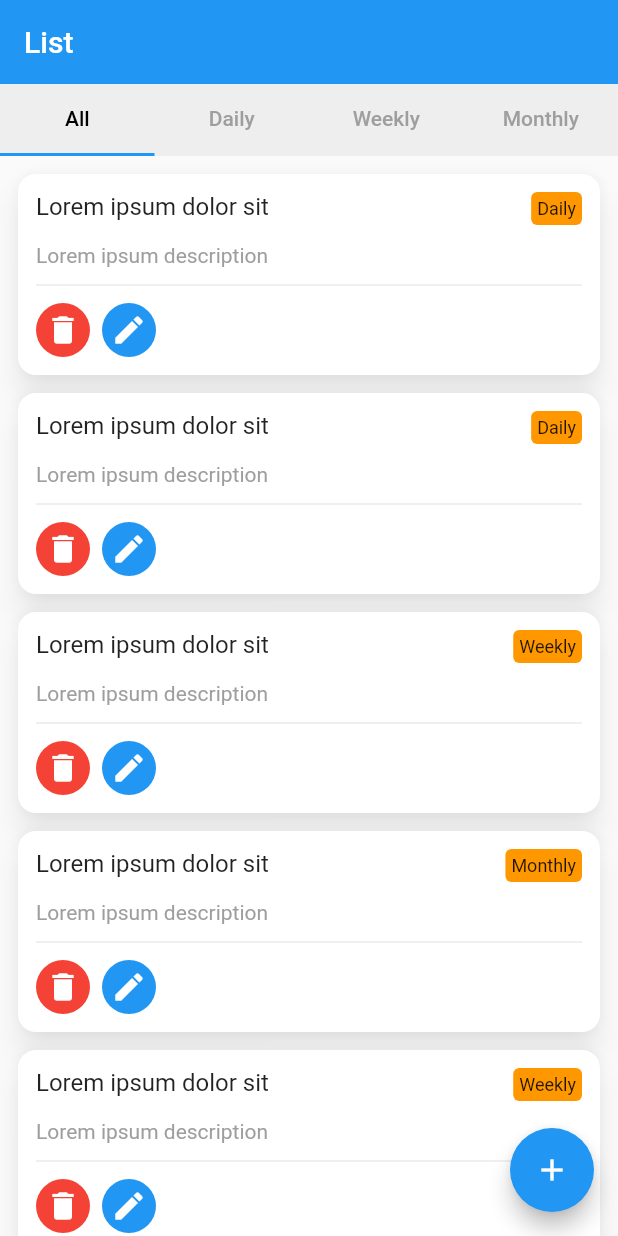
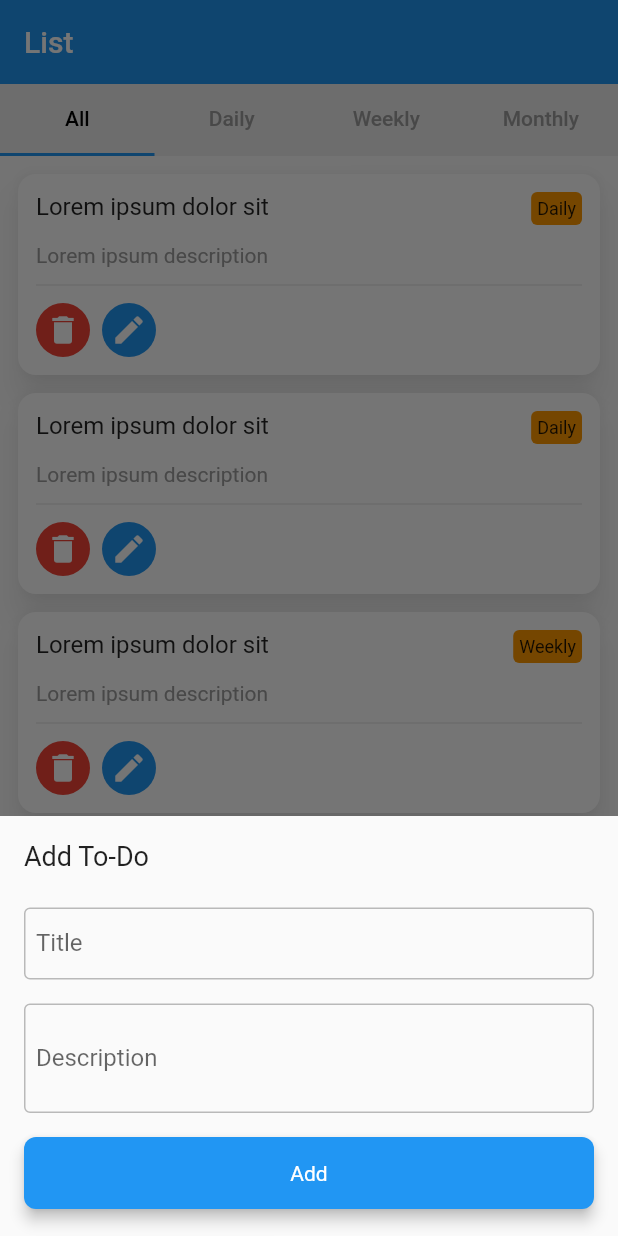
Before and after one commit to right7ctrl/taskmgr, a Flutter app: the screen it shows after launch, after a tap on the "add" icon, on a phone screen of 412 x 824 dp. Run offline on Flutter 3.47's test engine with Material 2 defaults, Android fonts, the phone set to English and light mode, and no system bars.

Commit message:
add_task.dart dev.

```diff
--- a/lib/view/add/add_task.dart
+++ b/lib/view/add/add_task.dart
@@ -0,0 +1,70 @@
+import 'package:flutter/material.dart';
+import 'package:task_manager/model/list/list_item_model.dart';
+import 'package:task_manager/provider/list/list_provider.dart';
+import 'package:task_manager/widget/app_button.dart';
+import 'package:task_manager/widget/custom_text_formfield.dart';
+import 'package:provider/provider.dart';
+
+class AddTask extends StatefulWidget {
+  /// On task edit, [data] should not be null
+  final ListItemModel data;
+
+  const AddTask({Key key, this.data}) : super(key: key);
+
+  @override
+  _AddTaskState createState() => _AddTaskState();
+
+  static void show(BuildContext context, {ListItemModel initialData}) {
+    showModalBottomSheet(context: context, builder: (context) => AddTask(data: initialData));
+    return;
+  }
+}
+
+class _AddTaskState extends State<AddTask> {
+  String screenTitle = 'Add To-Do';
+  String buttonText = 'Add';
+
+  @override
+  void initState() {
+    if (widget?.data != null) {
+      screenTitle = 'Edit To-Do';
+      buttonText = 'Save';
+    }
+    super.initState();
+  }
+
+  @override
+  Widget build(BuildContext context) {
+    Size screenSize = MediaQuery.of(context).size;
+    final listProvider = context.watch<ListProvider>();
+
+    return Container(
+      height: 280,
+      padding: EdgeInsets.all(16),
+      child: Column(
+        mainAxisAlignment: MainAxisAlignment.start,
+        crossAxisAlignment: CrossAxisAlignment.start,
+        children: [
+          Text('$screenTitle', style: TextStyle(fontSize: 18)),
+          SizedBox(height: 24),
+          CustomTextFormField(
+            placeholder: 'Title',
+            initialValue: widget?.data?.title ?? '',
+          ),
+          SizedBox(height: 16),
+          CustomTextFormField(
+            initialValue: widget?.data?.description ?? '',
+            placeholder: 'Description',
+            minLines: 3,
+            maxLines: 3,
+          ),
+          SizedBox(height: 16),
+          AppButton(
+            title: '$buttonText',
+            onTap: () {},
+          ),
+        ],
+      ),
+    );
+  }
+}
--- a/lib/view/list/task_list.dart
+++ b/lib/view/list/task_list.dart
@@ -3,6 +3,7 @@ import 'package:flutter/material.dart';
 import 'package:provider/provider.dart';
 import 'package:task_manager/core/constants/enums.dart';
 import 'package:task_manager/provider/list/list_provider.dart';
+import 'package:task_manager/view/add/add_task.dart';
 import 'package:task_manager/widget/list/list_item.dart';
 
 class TaskList extends StatefulWidget {
@@ -33,7 +34,9 @@ class _TaskListState extends State<TaskList> with SingleTickerProviderStateMixin
         title: Text('List'),
       ),
       floatingActionButton: FloatingActionButton(
-        onPressed: () {},
+        onPressed: () {
+          AddTask.show(context);
+        },
         child: Icon(Icons.add),
       ),
       body: Column(
--- /dev/null
+++ b/lib/widget/app_button.dart
@@ -0,0 +1,32 @@
+import 'package:flutter/material.dart';
+
+class AppButton extends StatelessWidget {
+  final String title;
+  final VoidCallback onTap;
+
+  const AppButton({Key key, this.title, this.onTap}) : super(key: key);
+  @override
+  Widget build(BuildContext context) {
+    return Material(
+      elevation: 4,
+      borderRadius: BorderRadius.circular(8),
+      color: Theme.of(context).primaryColor,
+      child: InkWell(
+        borderRadius: BorderRadius.circular(8),
+        onTap: onTap,
+        child: Container(
+          height: 48,
+          width: double.infinity,
+          child: Center(
+            child: Text(
+              '$title',
+              style: TextStyle(
+                color: Colors.white,
+              ),
+            ),
+          ),
+        ),
+      ),
+    );
+  }
+}
--- /dev/null
+++ b/lib/widget/custom_text_formfield.dart
@@ -0,0 +1,88 @@
+import 'package:flutter/material.dart';
+import 'package:flutter/services.dart';
+
+enum BorderType { FLAT, ROUNDED }
+
+class CustomTextFormField extends StatelessWidget {
+  final String placeholder;
+  final TextEditingController controller;
+  final FocusNode focusNode;
+  final void Function(String val) validator;
+  final List<TextInputFormatter> inputFormatters;
+  final void Function(String val) onChanged;
+  final TextCapitalization textCapitalization;
+  final InputDecoration decoration;
+  final BorderType borderType;
+  final int maxLength;
+  final bool obscureText;
+  final TextInputType textInputType;
+  final TextInputAction textInputAction;
+  final bool enabled;
+  final int maxLines;
+  final int minLines;
+  final String initialValue;
+  final TextStyle style;
+
+  const CustomTextFormField({Key key, this.placeholder, this.controller, this.focusNode, this.validator, this.inputFormatters, this.style, this.onChanged, this.textCapitalization, this.minLines, this.initialValue, this.maxLines = 1, this.decoration, this.maxLength, this.obscureText, this.textInputType, this.textInputAction, this.enabled = true, this.borderType = BorderType.ROUNDED}) : super(key: key);
+
+  @override
+  Widget build(BuildContext context) {
+    return TextFormField(
+      onChanged: onChanged,
+      style: style,
+      obscureText: obscureText != null ? obscureText : false,
+      textCapitalization: textCapitalization != null ? textCapitalization : TextCapitalization.none,
+      cursorColor: Theme.of(context).primaryColor,
+      inputFormatters: inputFormatters,
+      controller: controller,
+      focusNode: focusNode,
+      validator: validator,
+      enabled: enabled,
+      maxLength: maxLength,
+      maxLines: maxLines,
+      minLines: minLines,
+      textInputAction: textInputAction,
+      keyboardType: textInputType,
+      initialValue: initialValue,
+      decoration: InputDecoration(
+          alignLabelWithHint: false,
+          suffix: decoration != null && decoration.suffix != null ? decoration.suffix : null,
+          suffixIcon: decoration != null && decoration.suffixIcon != null ? decoration.suffixIcon : null,
+          prefixIcon: decoration != null && decoration.prefixIcon != null ? decoration.prefixIcon : null,
+          contentPadding: decoration != null && decoration.contentPadding != null ? decoration.contentPadding : EdgeInsets.all(8),
+          labelText: '$placeholder',
+          focusedBorder: decoration != null && decoration.focusedBorder != null
+              ? decoration.focusedBorder
+              : OutlineInputBorder(
+                  borderSide: BorderSide(width: 2, color: Theme.of(context).primaryColor),
+                  borderRadius: borderType == BorderType.FLAT ? BorderRadius.circular(0) : BorderRadius.circular(4),
+                ),
+          enabledBorder: decoration != null && decoration.enabledBorder != null
+              ? decoration.enabledBorder
+              : OutlineInputBorder(
+                  borderSide: BorderSide(width: 1, color: Colors.black26),
+                  borderRadius: borderType == BorderType.FLAT ? BorderRadius.circular(0) : BorderRadius.circular(4),
+                ),
+          errorBorder: decoration != null && decoration.errorBorder != null
+              ? decoration.errorBorder
+              : OutlineInputBorder(
+                  borderSide: BorderSide(width: 2, color: Colors.red),
+                  borderRadius: borderType == BorderType.FLAT ? BorderRadius.circular(0) : BorderRadius.circular(4),
+                ),
+          focusedErrorBorder: decoration != null && decoration.focusedErrorBorder != null
+              ? decoration.focusedErrorBorder
+              : OutlineInputBorder(
+                  borderSide: BorderSide(width: 2, color: Colors.red),
+                  borderRadius: borderType == BorderType.FLAT ? BorderRadius.circular(0) : BorderRadius.circular(4),
+                ),
+          disabledBorder: decoration != null && decoration.disabledBorder != null
+              ? decoration.disabledBorder
+              : OutlineInputBorder(
+                  borderSide: BorderSide(width: 1, color: Colors.black26),
+                  borderRadius: borderType == BorderType.FLAT ? BorderRadius.circular(0) : BorderRadius.circular(4),
+                ),
+          enabled: decoration != null && decoration.enabled != null ? decoration.enabled : true,
+          counterText: decoration != null && decoration.counterText != null ? decoration.counterText : null),
+    );
+  }
+}
--- a/lib/widget/list/list_item.dart
+++ b/lib/widget/list/list_item.dart
@@ -1,6 +1,7 @@
 import 'package:flutter/material.dart';
 import 'package:task_manager/model/list/list_item_model.dart';
 import 'package:task_manager/provider/list/list_provider.dart';
+import 'package:task_manager/view/add/add_task.dart';
 import 'package:task_manager/widget/list/list_item_action.dart';
 import 'package:provider/provider.dart';
 
@@ -66,7 +67,9 @@ class ListItem extends StatelessWidget {
                         marginRight: 8,
                       ),
                       ListItemAction(
-                        onTap: () => {},
+                        onTap: () {
+                          AddTask.show(context, initialData: data);
+                        },
                         icon: Icons.edit,
                         marginRight: 8,
                         bgColor: Colors.blue,
```
